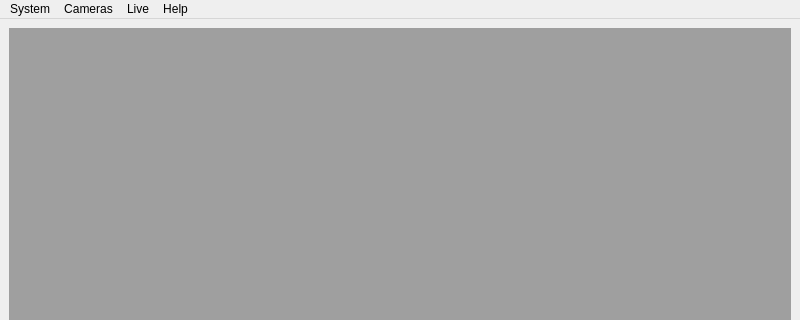
Above: mainwindow.ui from audetto/qctv before the change; both pictures show x 0 to 800 and y 0 to 320 of the 800 by 600 pixel window. Below: the same form after it.
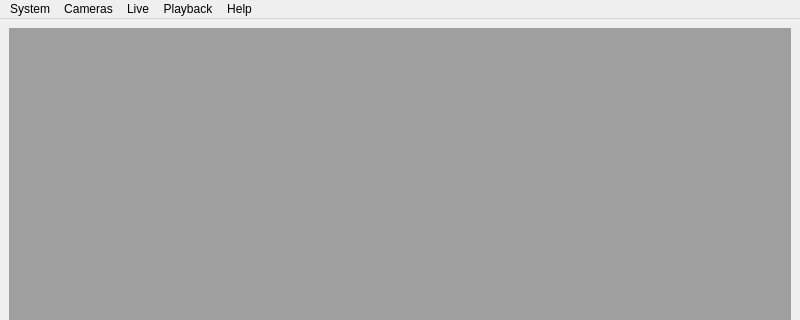
That is the form after the change.

Commit message: Add remote playback.

Patch:
```diff
--- a/mainwindow.ui
+++ b/mainwindow.ui
@@ -61,9 +61,16 @@
     <addaction name="action1"/>
     <addaction name="action2"/>
    </widget>
+   <widget class="QMenu" name="menuPlayback">
+    <property name="title">
+     <string>Playback</string>
+    </property>
+    <addaction name="actionPlayback"/>
+   </widget>
    <addaction name="menuSystem"/>
    <addaction name="menuCameras"/>
    <addaction name="menuLive"/>
+   <addaction name="menuPlayback"/>
    <addaction name="menuHelp"/>
   </widget>
   <widget class="QStatusBar" name="statusbar"/>
```
Left out of the diff: 5 changed lines with no effect on the pictures. The commit also changes 14 other files.
